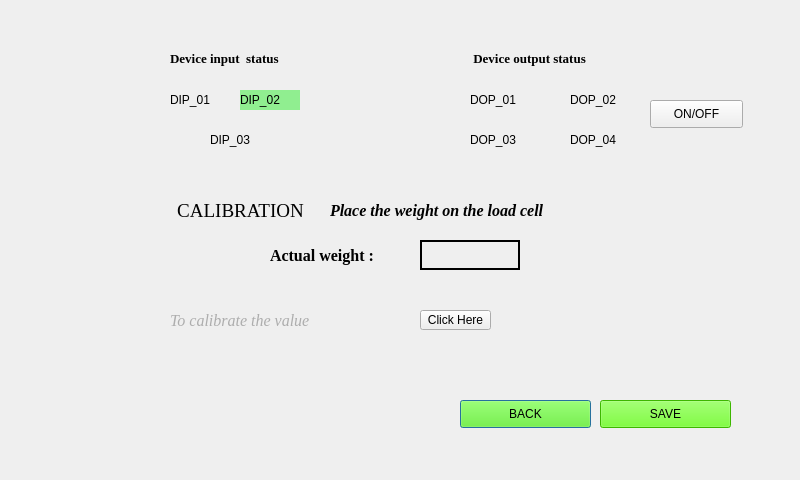
Before: the Qt Designer form thirddialog.ui in maharaja1510/UI, drawn with Qt 5.
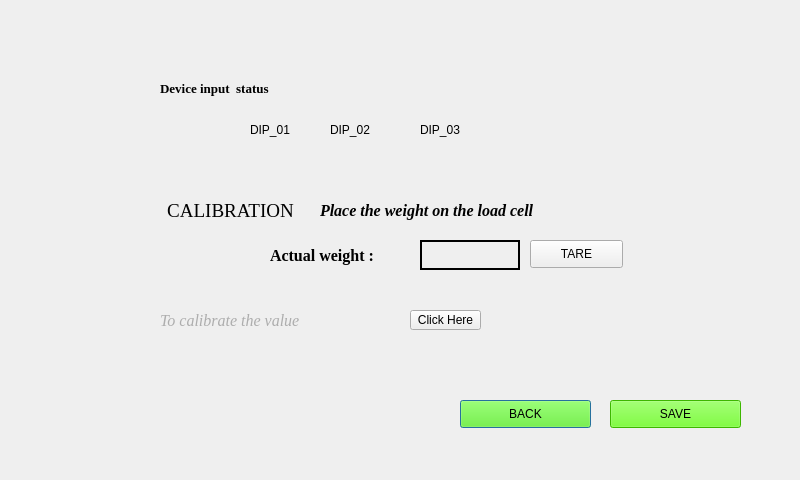
After: the same form once the commit is applied.

The edit to the form file:
```diff
--- a/thirddialog.ui
+++ b/thirddialog.ui
@@ -16,7 +16,7 @@
   <widget class="QLabel" name="label">
    <property name="geometry">
     <rect>
-     <x>-20</x>
+     <x>-30</x>
      <y>180</y>
      <width>521</width>
      <height>61</height>
@@ -78,7 +78,7 @@
   <widget class="QPushButton" name="savebutton">
    <property name="geometry">
     <rect>
-     <x>600</x>
+     <x>610</x>
      <y>400</y>
      <width>131</width>
      <height>28</height>
@@ -100,7 +100,7 @@
   <widget class="QPushButton" name="clickherebutton">
    <property name="geometry">
     <rect>
-     <x>420</x>
+     <x>410</x>
      <y>310</y>
      <width>71</width>
      <height>20</height>
@@ -137,7 +137,7 @@
   <widget class="QLabel" name="label_2">
    <property name="geometry">
     <rect>
-     <x>330</x>
+     <x>320</x>
      <y>200</y>
      <width>311</width>
      <height>21</height>
@@ -159,7 +159,7 @@
   <widget class="QLabel" name="calibratelabel">
    <property name="geometry">
     <rect>
-     <x>170</x>
+     <x>160</x>
      <y>310</y>
      <width>251</width>
      <height>20</height>
@@ -179,84 +179,11 @@
     <string>To calibrate the value</string>
    </property>
   </widget>
-  <widget class="QLabel" name="op">
-   <property name="geometry">
-    <rect>
-     <x>470</x>
-     <y>50</y>
-     <width>161</width>
-     <height>16</height>
-    </rect>
-   </property>
-   <property name="font">
-    <font>
-     <family>Times New Roman</family>
-     <pointsize>10</pointsize>
-     <weight>75</weight>
-     <bold>true</bold>
-    </font>
-   </property>
-   <property name="text">
-    <string> Device output status </string>
-   </property>
-  </widget>
-  <widget class="QLabel" name="DOP1label">
-   <property name="geometry">
-    <rect>
-     <x>470</x>
-     <y>90</y>
-     <width>60</width>
-     <height>20</height>
-    </rect>
-   </property>
-   <property name="text">
-    <string>DOP_01</string>
-   </property>
-  </widget>
-  <widget class="QLabel" name="DOP2label">
-   <property name="geometry">
-    <rect>
-     <x>570</x>
-     <y>90</y>
-     <width>60</width>
-     <height>20</height>
-    </rect>
-   </property>
-   <property name="text">
-    <string>DOP_02</string>
-   </property>
-  </widget>
-  <widget class="QLabel" name="DOP3label">
-   <property name="geometry">
-    <rect>
-     <x>470</x>
-     <y>130</y>
-     <width>60</width>
-     <height>20</height>
-    </rect>
-   </property>
-   <property name="text">
-    <string>DOP_03</string>
-   </property>
-  </widget>
-  <widget class="QLabel" name="DOP4label">
-   <property name="geometry">
-    <rect>
-     <x>570</x>
-     <y>130</y>
-     <width>60</width>
-     <height>20</height>
-    </rect>
-   </property>
-   <property name="text">
-    <string>DOP_04</string>
-   </property>
-  </widget>
   <widget class="QLabel" name="label_3">
    <property name="geometry">
     <rect>
-     <x>170</x>
-     <y>50</y>
+     <x>160</x>
+     <y>80</y>
      <width>161</width>
      <height>16</height>
     </rect>
@@ -276,14 +203,14 @@
   <widget class="QLabel" name="DIP2label">
    <property name="geometry">
     <rect>
-     <x>240</x>
-     <y>90</y>
+     <x>330</x>
+     <y>120</y>
      <width>60</width>
      <height>20</height>
     </rect>
    </property>
    <property name="styleSheet">
-    <string notr="true">background-color: lightgreen;</string>
+    <string notr="true"/>
    </property>
    <property name="text">
     <string>DIP_02</string>
@@ -292,8 +219,8 @@
   <widget class="QLabel" name="DIP3label">
    <property name="geometry">
     <rect>
-     <x>210</x>
-     <y>130</y>
+     <x>420</x>
+     <y>120</y>
      <width>60</width>
      <height>20</height>
     </rect>
@@ -305,8 +232,8 @@
   <widget class="QLabel" name="DIP1label">
    <property name="geometry">
     <rect>
-     <x>170</x>
-     <y>90</y>
+     <x>250</x>
+     <y>120</y>
      <width>60</width>
      <height>20</height>
     </rect>
@@ -318,14 +245,14 @@
   <widget class="QPushButton" name="clickedbutton">
    <property name="geometry">
     <rect>
-     <x>650</x>
-     <y>100</y>
+     <x>530</x>
+     <y>240</y>
      <width>93</width>
      <height>28</height>
     </rect>
    </property>
    <property name="text">
-    <string>ON/OFF</string>
+    <string>TARE</string>
    </property>
   </widget>
  </widget>
```
Left out of the diff: 2 changed lines with no effect on the pictures.
